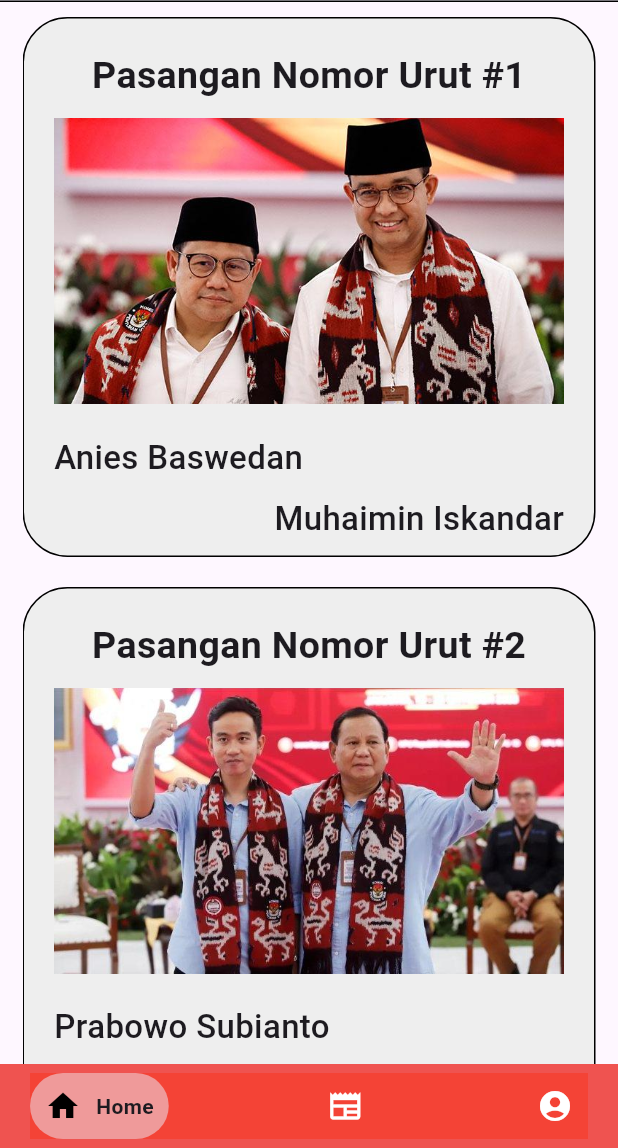
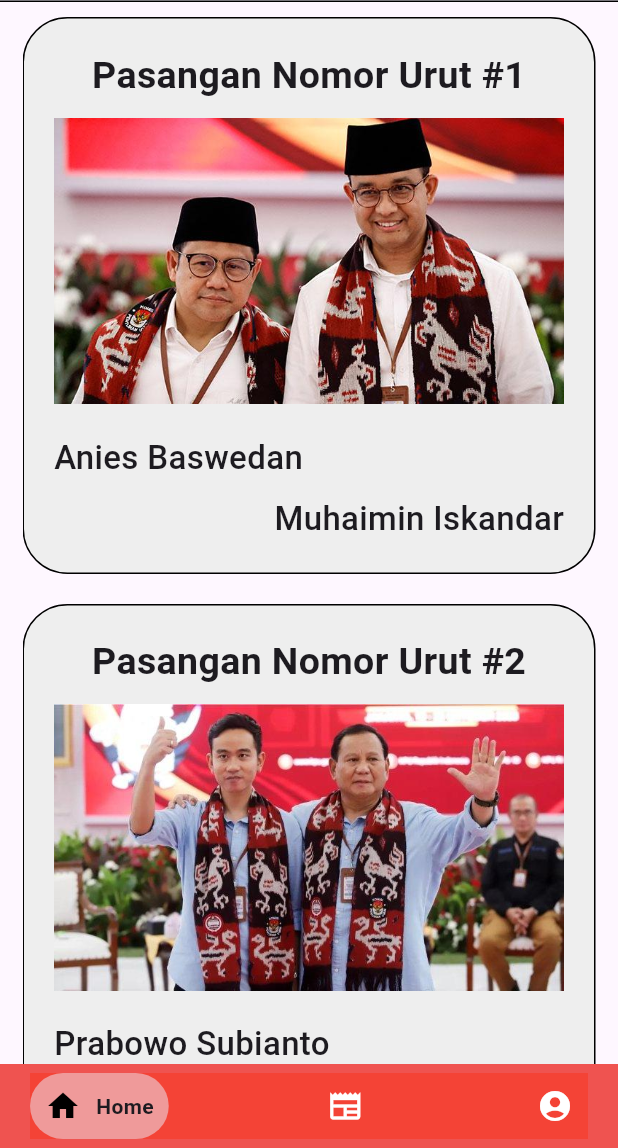
Before and after one commit to PS21michael/skripsilocal, a Flutter app: the screen it shows after launch, on a phone screen of 412 x 824 dp, the part 88-1236 px from its top. Run offline on Flutter 3.47's test engine with Material 3 defaults, Android fonts, the phone set to English and light mode, and no system bars; drawn by our look-alikes of google_nav_bar; our stand-ins replace line_icons, smooth_page_indicator.

Commit message:
First-commit-nata

```diff
--- /dev/null
+++ b/devtools_options.yaml
@@ -0,0 +1 @@
+extensions:
--- a/lib/pages/components/my_tile.dart
+++ b/lib/pages/components/my_tile.dart
@@ -17,8 +17,8 @@ class MyTile extends StatelessWidget {
   Widget build(BuildContext context) {
     return GestureDetector(
       onTap: onTap,
+      child: SingleChildScrollView(
         child: Container(
-        height: 360,
           decoration: BoxDecoration(
             border: Border.all(width: 1),
             color: Colors.grey[200],
@@ -78,6 +78,7 @@ class MyTile extends StatelessWidget {
             ),
           ),
         ),
+      ),
     );
   }
 }
```
Also changed, not shown: pubspec.lock, 1 other file. Lines whose indentation alone changed are shown as unchanged.
